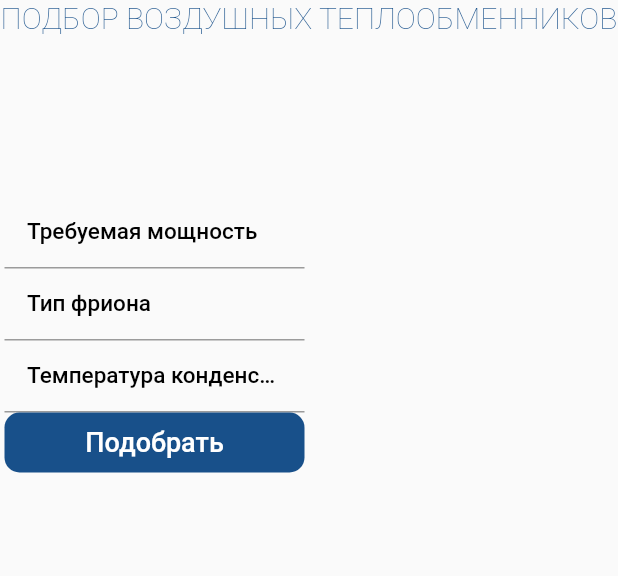
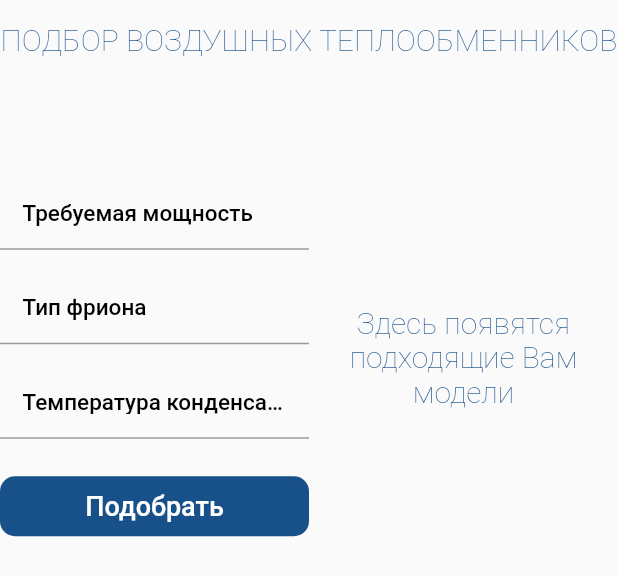
Before and after one commit to Ershov-Artem/AlterraAgrigator, a Flutter app: the HomeForm widget shown alone on an empty page, opened directly, on a phone screen of 412 x 824 dp. Shown: the top 576 px of the screen. Run offline on Flutter 3.47's test engine with Material 2 defaults, Android fonts, the phone set to English and light mode, and no system bars; our stand-ins replace google_fonts; network calls fail.

Commit message:
Need design correction

```diff
--- a/lib/pages/home/view/home_form.dart
+++ b/lib/pages/home/view/home_form.dart
@@ -1,5 +1,3 @@
-import 'dart:io';
-
 import 'package:alterra_agrigaator/pages/home/widgets/custom_button.dart';
 import 'package:flutter/material.dart';
 
@@ -17,6 +15,7 @@ class _HomeFormState extends State<HomeForm> {
   Widget build(BuildContext context) => Column(
         children: [
           Container(
+            padding: EdgeInsets.only(top: 15),
             alignment: Alignment.center,
             child: Text(
               "ПОДБОР ВОЗДУШНЫХ ТЕПЛООБМЕННИКОВ",
@@ -33,7 +32,8 @@ class _HomeFormState extends State<HomeForm> {
                       mainAxisAlignment: MainAxisAlignment.center,
                       children: <Widget>[
                         Container(
-                            width: 200,
+                            width: 230,
+                            padding: EdgeInsets.only(bottom: 15),
                             child: TextFormField(
                               onSaved: (newValue) => _power = newValue!,
                               decoration: InputDecoration(
@@ -46,9 +46,10 @@ class _HomeFormState extends State<HomeForm> {
                               ),
                             )),
                         Container(
-                            width: 200,
+                            width: 230,
+                            padding: EdgeInsets.only(bottom: 15),
                             child: TextFormField(
-                              onSaved: (newValue) => _power = newValue!,
+                              onSaved: (newValue) => _frionType = newValue!,
                               decoration: InputDecoration(
                                 contentPadding: EdgeInsets.symmetric(
                                     vertical: 5, horizontal: 15),
@@ -59,9 +60,10 @@ class _HomeFormState extends State<HomeForm> {
                               ),
                             )),
                         Container(
-                            width: 200,
+                            width: 230,
+                            padding: EdgeInsets.only(bottom: 15),
                             child: TextFormField(
-                              onSaved: (newValue) => _power = newValue!,
+                              onSaved: (newValue) => _condenceTemp = newValue!,
                               decoration: InputDecoration(
                                 contentPadding: EdgeInsets.symmetric(
                                     vertical: 5, horizontal: 15),
@@ -71,10 +73,11 @@ class _HomeFormState extends State<HomeForm> {
                                 labelText: "Температура конденсации",
                               ),
                             )),
+                        Container(height: 10),
                         CustomButton(
                             onTap: () {},
                             height: 40,
-                            width: 200,
+                            width: 230,
                             text: "Подобрать",
                             decoration: BoxDecoration(
                                 color: Color(0xFF18508A),
@@ -87,6 +90,15 @@ class _HomeFormState extends State<HomeForm> {
                   child: Container(
                     alignment: Alignment.center,
                     height: 400,
+                    child: (true)
+                        ? Container(
+                            width: 250,
+                            child: Text(
+                              "Здесь появятся подходящие Вам модели",
+                              style: Theme.of(context).textTheme.headline1,
+                              textAlign: TextAlign.center,
+                            ))
+                        : ListView(),
                   ))
             ],
           )
--- a/lib/pages/home/view/home_page.dart
+++ b/lib/pages/home/view/home_page.dart
@@ -1,3 +1,4 @@
+import 'package:alterra_agrigaator/widgets/header_nav_bar.dart';
 import 'package:flutter/material.dart';
 
 import 'home_form.dart';
@@ -11,8 +12,7 @@ class _HomePageState extends State<HomePage> {
   @override
   Widget build(BuildContext context) {
     return Scaffold(
-      backgroundColor: Colors.white,
-      body: HomeForm(),
-    );
+        backgroundColor: Colors.white,
+        body: Column(children: <Widget>[NavigationBar(), HomeForm()]));
   }
 }
```
Also changed, not shown: lib/widgets/header_nav_bar.dart (+16 -1 lines), assets/icons/alterraLogo.png (deleted).
